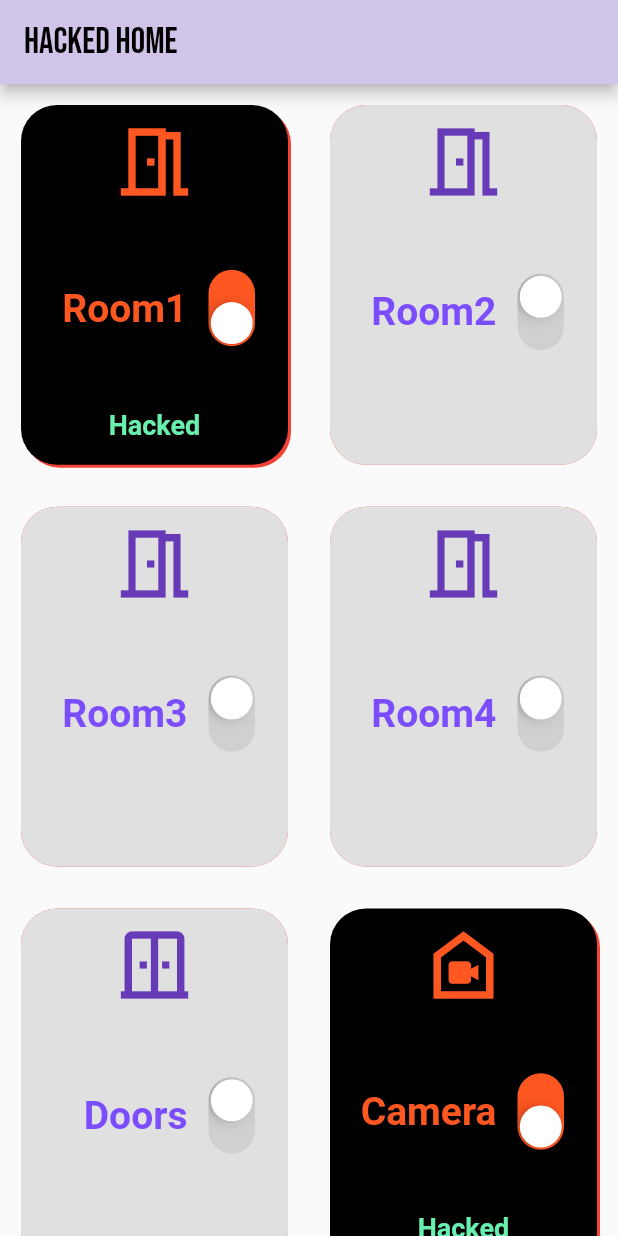
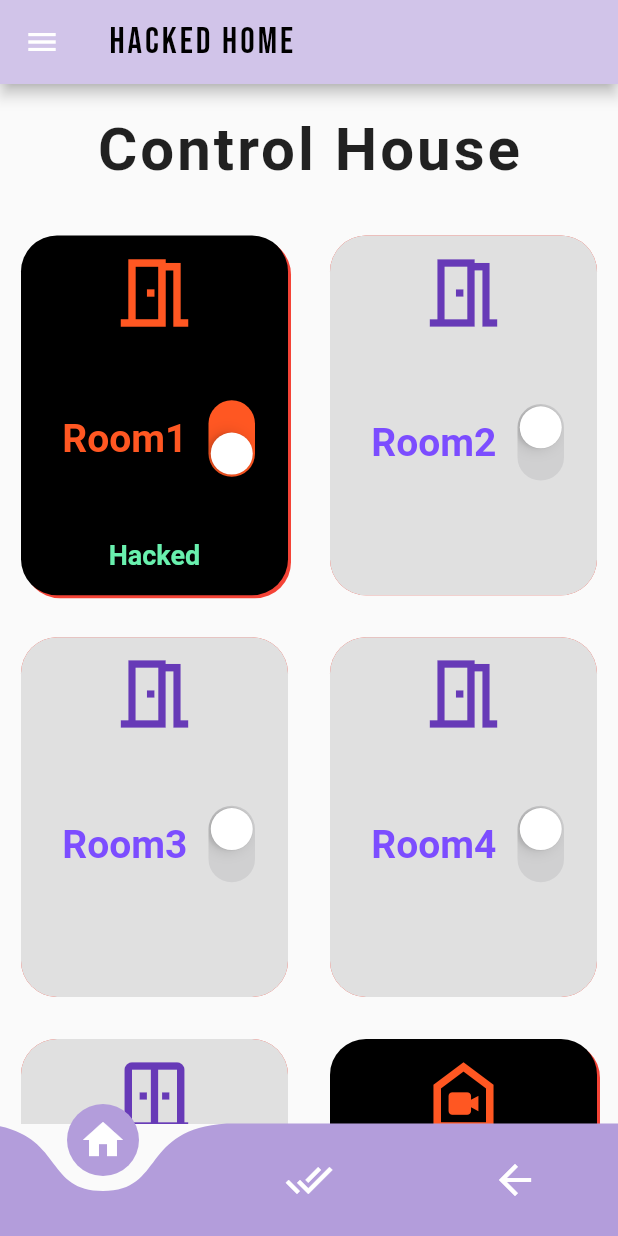
Before and after one commit to mughaltechlab/Hacked_Home-Flutter-project-, a Flutter app: the screen it shows after launch, on a phone screen of 412 x 824 dp. Run offline on Flutter 3.47's test engine with Material 2 defaults, Android fonts, the phone set to English and light mode, and no system bars; drawn by our look-alikes of curved_navigation_bar; our stand-ins replace google_fonts; Roboto replaces fonts that are missing (Babylonica).

Commit message:
changing in homepage for navigation bar

```diff
--- a/lib/home_page.dart
+++ b/lib/home_page.dart
@@ -1,5 +1,6 @@
 // ignore_for_file: prefer_const_constructors, prefer_const_literals_to_create_immutables
 
+import 'package:curved_navigation_bar/curved_navigation_bar.dart';
 import 'package:flutter/material.dart';
 import 'package:google_fonts/google_fonts.dart';
 import 'package:hacked_home/util/hack_place.dart';
@@ -40,12 +41,25 @@ class _HomePageState extends State<HomePage> {
           style: GoogleFonts.bebasNeue(
             color: Colors.black,
             fontSize: 24,
+            letterSpacing: 2.0,
           ),
         ),
         centerTitle: false,
       ),
+      drawer: Drawer(),
       body: Column(
         children: [
+          Padding(
+            padding: const EdgeInsets.all(20.0),
+            child: Text(
+              'Control House',
+              style: GoogleFonts.babylonica(
+                fontSize: 40,
+                letterSpacing: 2.0,
+                fontWeight: FontWeight.bold,
+              ),
+            ),
+          ),
           Expanded(
             child: GridView.builder(
               gridDelegate: const SliverGridDelegateWithFixedCrossAxisCount(
@@ -65,6 +79,29 @@ class _HomePageState extends State<HomePage> {
           ),
         ],
       ),
+
+      // bottom curved navigation bar
+      bottomNavigationBar: CurvedNavigationBar(
+        backgroundColor: Color.fromARGB(8, 245, 245, 245),
+        color: Colors.deepPurple.shade200,
+        items: [
+          Icon(
+            Icons.home,
+            color: Colors.white,
+            size: 32.0,
+          ),
+          Icon(
+            Icons.done_all_outlined,
+            color: Colors.white,
+            size: 32.0,
+          ),
+          Icon(
+            Icons.arrow_back,
+            color: Colors.white,
+            size: 32.0,
+          ),
+        ],
+      ),
     );
   }
 }
--- a/pubspec.yaml
+++ b/pubspec.yaml
@@ -36,6 +36,7 @@ dependencies:
   # Use with the CupertinoIcons class for iOS style icons.
   cupertino_icons: ^1.0.2
   google_fonts: ^4.0.3
+  curved_navigation_bar: ^1.0.3
 
 dev_dependencies:
   flutter_test:
```
Also changed, not shown: pubspec.lock.
